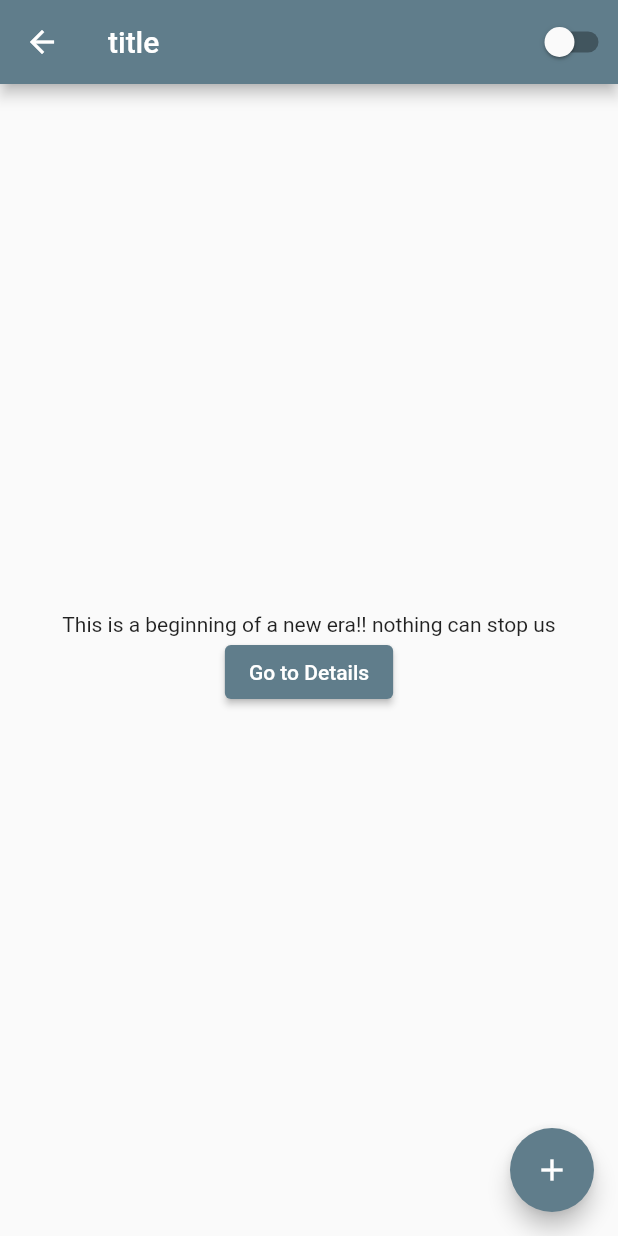
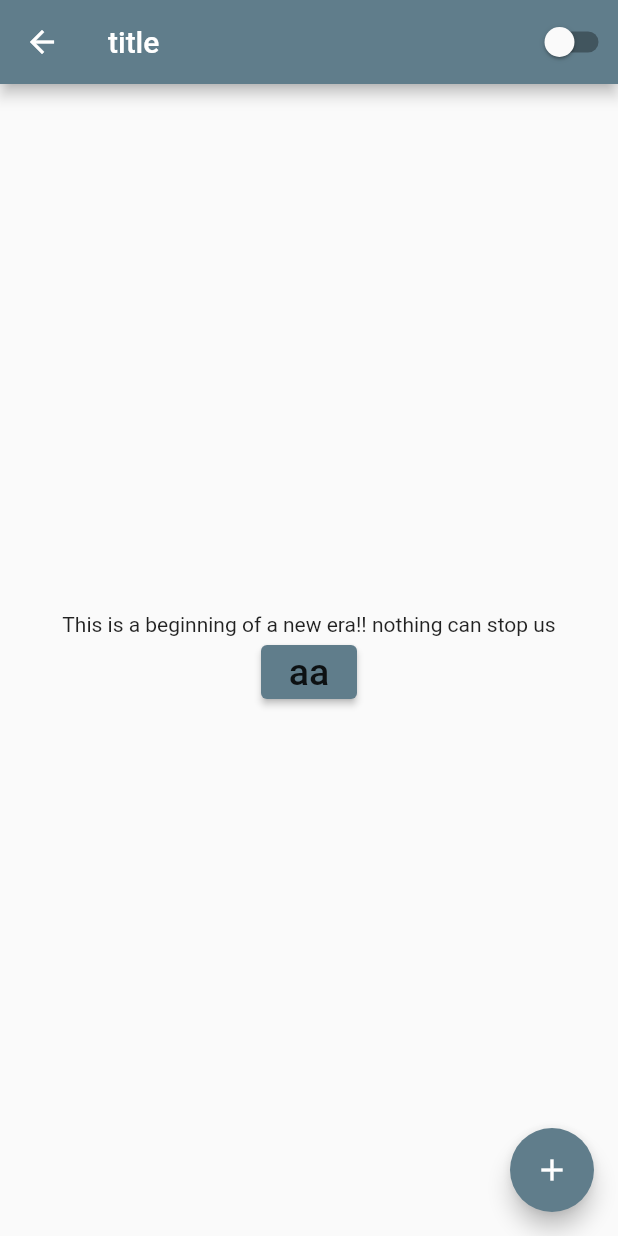
Before and after one commit to abir-1621/mess_manager, a Flutter app: the MyHomePage screen opened by its route, on a phone screen of 412 x 824 dp. Run offline on Flutter 3.47's test engine with Material 2 defaults, Android fonts, the phone set to English and light mode, and no system bars; our stand-ins replace easy_localization, firebase_core, go_router; accounts and stored records are empty; generated files the repository leaves out were written again.

Commit message:
text theme added

```diff
--- a/lib/main.dart
+++ b/lib/main.dart
@@ -5,7 +5,6 @@ import 'package:go_router/go_router.dart';
 import 'package:mess_manager/res/localization/localization_value.dart';
 import 'package:mess_manager/res/theme/theme_manager.dart';
 import 'package:mess_manager/res/theme/theme_type.dart';
-
 import 'package:mess_manager/utils/router.dart';
 import 'package:mess_manager/views/home/home_screen.dart';
 import 'package:provider/provider.dart';
@@ -55,10 +54,11 @@ class MyApp extends StatelessWidget {
   }
 }
 
+class SplashScreen extends StatefulWidget {
+  const SplashScreen({super.key});
 
-class SplashScreen extends StatefulWidget {
   @override
-  _SplashScreenState createState() => _SplashScreenState();
+  State<SplashScreen> createState() => _SplashScreenState();
 }
 
 class _SplashScreenState extends State<SplashScreen> {
--- a/lib/res/theme/theme_type.dart
+++ b/lib/res/theme/theme_type.dart
@@ -3,6 +3,9 @@ import 'package:flutter/material.dart';
 ThemeData lightTheme = ThemeData(
   brightness: Brightness.light,
   primarySwatch: Colors.blueGrey,
+  textTheme: const TextTheme(
+    bodyText1: TextStyle(fontSize: 25),
+  ),
 );
 
 ThemeData darkTheme = ThemeData(
--- a/lib/utils/router.dart
+++ b/lib/utils/router.dart
@@ -16,8 +16,10 @@ final GoRouter routerConfig = GoRouter(
       },
       routes: <RouteBase>[
         GoRoute(
-          path: 'details',
+          name: 'details',
+          path: 'details/:id',
           builder: (BuildContext context, GoRouterState state) {
+            print(state.params["id"]);
             return const DetailsScreen();
           },
         ),
--- a/lib/views/home/home_screen.dart
+++ b/lib/views/home/home_screen.dart
@@ -1,9 +1,9 @@
 import 'package:easy_localization/easy_localization.dart';
 import 'package:flutter/material.dart';
+import 'package:go_router/go_router.dart';
+import 'package:mess_manager/translations/locale_keys.g.dart';
 import 'package:provider/provider.dart';
 import '../../res/theme/theme_manager.dart';
-import 'package:mess_manager/translations/locale_keys.g.dart';
-import 'package:go_router/go_router.dart';
 
 class MyHomePage extends StatefulWidget {
   const MyHomePage({Key? key, required this.title}) : super(key: key);
@@ -41,9 +41,13 @@ class _MyHomePageState extends State<MyHomePage> {
             const Text(LocaleKeys.homepage_body_txt).tr(),
             ElevatedButton(
               onPressed: () {
-                context.go('/details');
+                final val = '1';
+                context.goNamed("details", params: {'id': '1'});
               },
-              child: const Text("Go to Details"),
+              child: Text(
+                "aa",
+                style: Theme.of(context).textTheme.bodyText1,
+              ),
             ),
           ],
         ),
```
